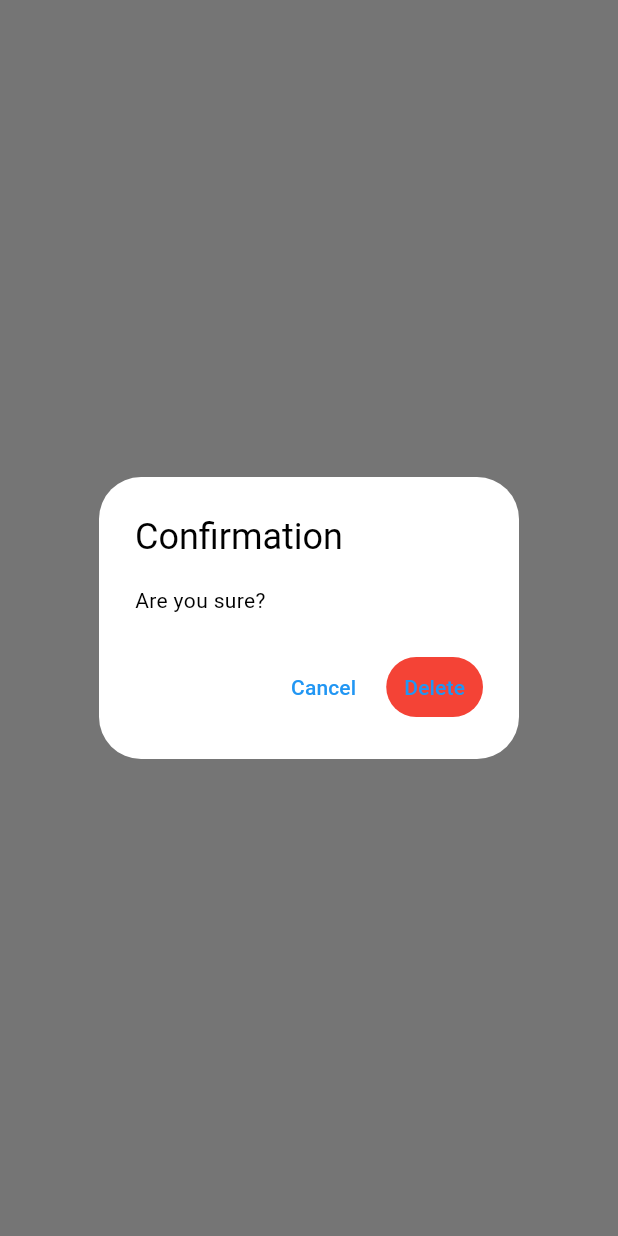
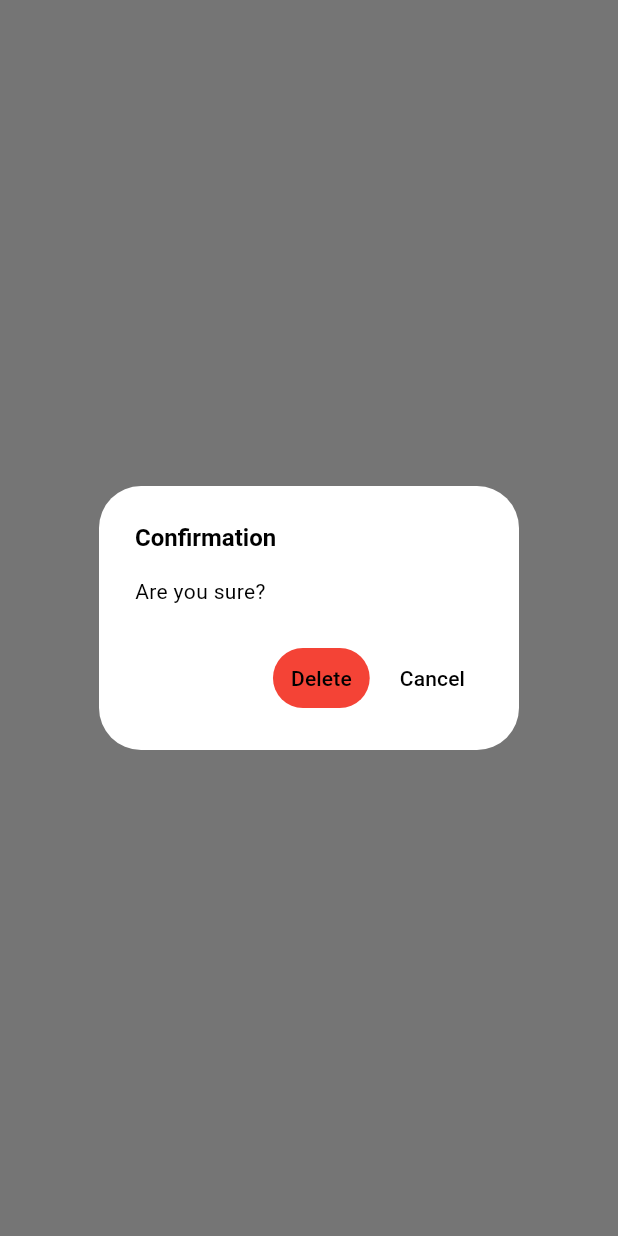
Before and after one commit to Dmitry19001/film_randomizer, a Flutter app: what showDeleteConfirmationDialog() shows on an empty page, opened directly, on a phone screen of 412 x 824 dp. Run offline on Flutter 3.47's test engine with Material 3 defaults, Android fonts, the phone set to English and light mode, and no system bars; our stand-ins replace fluttertoast, logger, multi_select_flutter, package_info_plus, scrollable_positioned_list, shared_preferences; accounts and stored records are empty; generated files the repository leaves out were written again; network calls fail; Roboto replaces fonts that are missing (Hind, Montserrat).

Commit message:
improved confirmation ui

```diff
--- a/lib/ui/themes/default.dart
+++ b/lib/ui/themes/default.dart
@@ -46,6 +46,15 @@ class DefaultTheme {
           },
         ),
       ),
+
+      textButtonTheme: TextButtonThemeData(
+        style: ButtonStyle(
+          foregroundColor: MaterialStateProperty.resolveWith((states) {
+            return Colors.black;
+          }),
+        )
+      ),
+
       extensions: [
         CustomThemeExtension(
           chipColor: Colors.blue.withOpacity(0.5),
--- a/lib/ui/widgets/delete_confirmation_dialog.dart
+++ b/lib/ui/widgets/delete_confirmation_dialog.dart
@@ -6,12 +6,9 @@ Future<bool> showDeleteConfirmationDialog(BuildContext context) async {
     context: context,
     builder: (context) => AlertDialog(
       title: Text(L10nAccessor.get(context, "confirmation")),
+      titleTextStyle: Theme.of(context).textTheme.titleLarge,
       content: Text(L10nAccessor.get(context, "delete_confirmation_title")),
       actions: <Widget>[
-        TextButton(
-          onPressed: () => Navigator.of(context).pop(false),
-          child: Text(L10nAccessor.get(context, "cancel")),
-        ),
         TextButton(
           onPressed: () => Navigator.of(context).pop(true),
           style: ButtonStyle(
@@ -21,6 +18,10 @@ Future<bool> showDeleteConfirmationDialog(BuildContext context) async {
           ),
           child: Text(L10nAccessor.get(context, "delete")),
         ),
+        TextButton(
+          onPressed: () => Navigator.of(context).pop(false),
+          child: Text(L10nAccessor.get(context, "cancel")),
+        ),
       ],
     ),
   )) ?? false;
```
Also changed, not shown: lib/ui/themes/dark.dart (+10 -0 lines).
